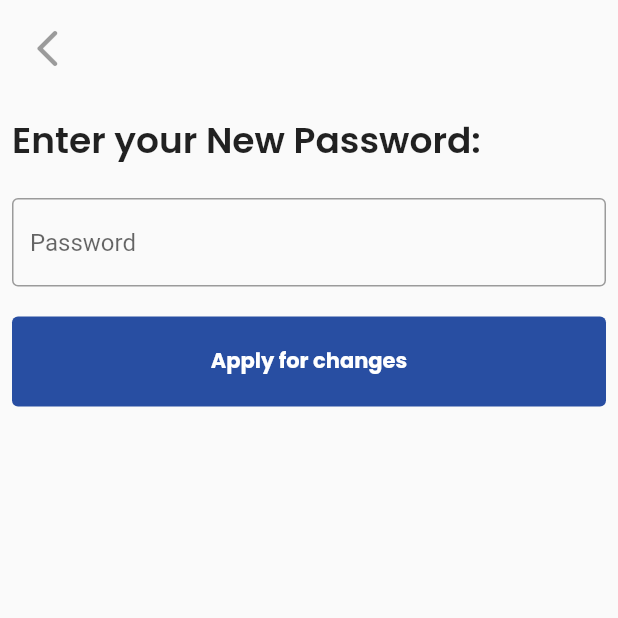
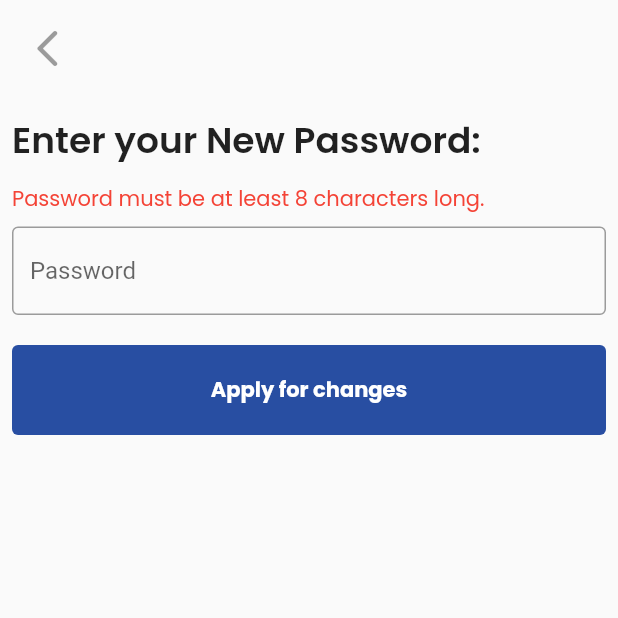
Before and after one commit to Jay51419/skynet-flutter, a Flutter app: the ChangeWifiPasswordPage screen opened directly, after a tap on "Apply for changes", on a phone screen of 412 x 824 dp, the top half of it. Run offline on Flutter 3.47's test engine with Material 2 defaults, Android fonts, the phone set to English and light mode, and no system bars; our stand-ins replace flashy_tab_bar2, flutter_secure_storage, google_fonts; accounts and stored records are empty.

Commit message:
handle password error

```diff
--- a/lib/change_wifi_password/change_wifi_password_page.dart
+++ b/lib/change_wifi_password/change_wifi_password_page.dart
@@ -1,11 +1,21 @@
+import 'dart:math';
+
 import 'package:flutter/material.dart';
 import 'package:google_fonts/google_fonts.dart';
 
 import '../theme.dart';
 
-class ChangeWifiPasswordPage extends StatelessWidget {
+class ChangeWifiPasswordPage extends StatefulWidget {
   const ChangeWifiPasswordPage({super.key});
 
+  @override
+  State<ChangeWifiPasswordPage> createState() => _ChangeWifiPasswordPageState();
+}
+
+class _ChangeWifiPasswordPageState extends State<ChangeWifiPasswordPage> {
+  TextEditingController passwordController = TextEditingController();
+  String passwordText = "";
+  String error = "";
   @override
   Widget build(BuildContext context) {
     Size size = MediaQuery.of(context).size;
@@ -40,10 +50,26 @@ class ChangeWifiPasswordPage extends StatelessWidget {
                         fontSize: 24, fontWeight: FontWeight.w600),
                   ),
                   const SizedBox(
-                    height: 20,
+                    height: 10,
                   ),
-                  const TextField(
-                    decoration: InputDecoration(
+                  Align(
+                    alignment: Alignment.centerLeft,
+                    child: Text(
+                      error,
+                      style: GoogleFonts.poppins(color: Colors.red),
+                    ),
+                  ),
+                  const SizedBox(
+                    height: 8,
+                  ),
+                  TextField(
+                    controller: passwordController,
+                    onChanged: (value) {
+                      setState(() {
+                        passwordText = value;
+                      });
+                    },
+                    decoration: const InputDecoration(
                         hintText: "Password",
                         border: OutlineInputBorder(
                           borderSide:
@@ -64,7 +90,18 @@ class ChangeWifiPasswordPage extends StatelessWidget {
                             MaterialStateColor.resolveWith((states) {
                           return primaryColor;
                         })),
-                    onPressed: () {},
+                    onPressed: () {
+                      setState(() {
+                        if (passwordText.length <= 8) {
+                          error =
+                              "Password must be at least 8 characters long.";
+                        } else {
+                          error = "";
+                        }
+                      });
+                      print(error);
+                      print(passwordText);
+                    },
                     child: Text(
                       "Apply for changes",
                       style: GoogleFonts.poppins(
```
